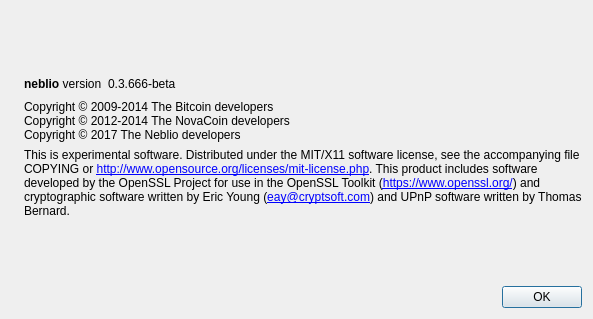
Before: the Qt Designer form src/qt/forms/aboutdialog.ui in NeblioTeam/neblio, drawn with Qt 5.
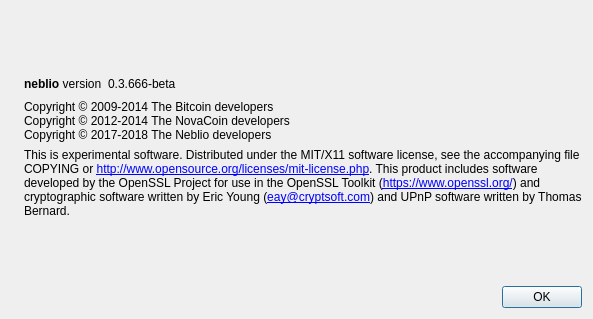
After: the same form once the commit is applied. Icons and pictures are not drawn.

Commit message: Update copyright year on about dialog

Diff of the .ui file:
```diff
--- a/src/qt/forms/aboutdialog.ui
+++ b/src/qt/forms/aboutdialog.ui
@@ -96,7 +96,7 @@
        <property name="text">
         <string>Copyright © 2009-2014 The Bitcoin developers
 Copyright © 2012-2014 The NovaCoin developers
-Copyright © 2017 The Neblio developers</string>
+Copyright © 2017-2018 The Neblio developers</string>
        </property>
        <property name="textInteractionFlags">
         <set>Qt::LinksAccessibleByMouse|Qt::TextSelectableByKeyboard|Qt::TextSelectableByMouse</set>
```
